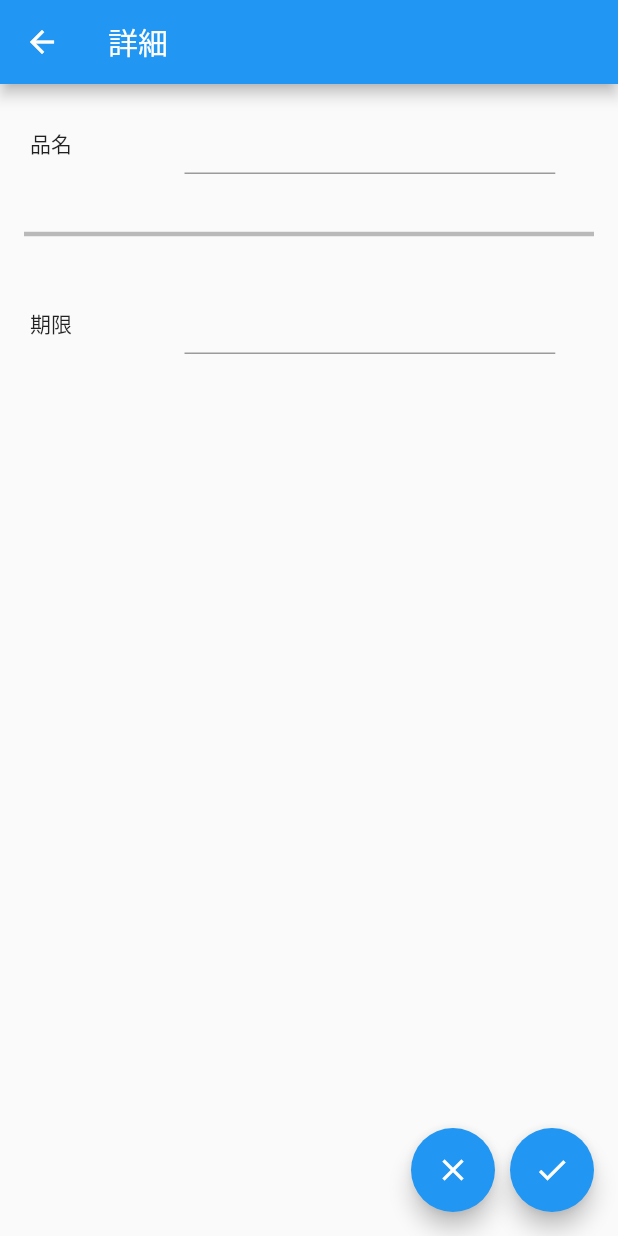
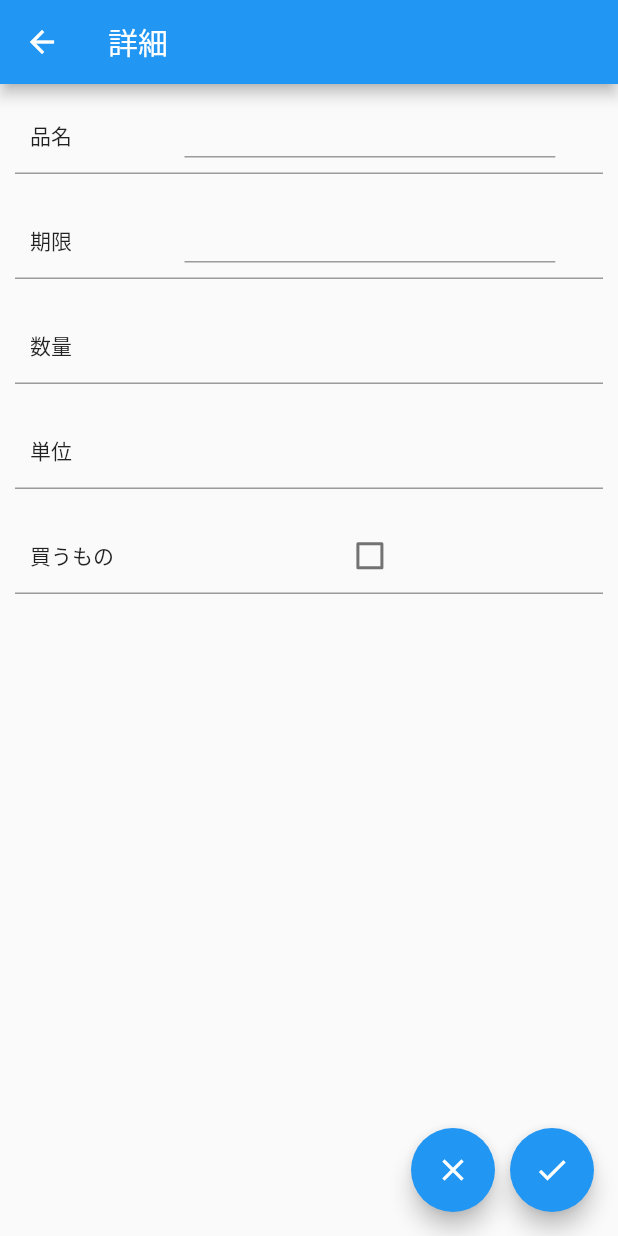
Before and after one commit to Edinwell/chocottor, a Flutter app: the Detail screen opened by its route, on a phone screen of 412 x 824 dp. Run offline on Flutter 3.47's test engine with Material 2 defaults, Android fonts, the phone set to English and light mode, and no system bars.

Commit message:
add detail column

```diff
--- a/lib/detail.dart
+++ b/lib/detail.dart
@@ -1,6 +1,7 @@
 import 'package:flutter/material.dart';
 
 class Detail extends StatelessWidget {
+  bool isBuy = false;
   @override
   Widget build(BuildContext context) {
     return Scaffold(
@@ -9,21 +10,36 @@ class Detail extends StatelessWidget {
       ),
       body: Column(
         children: [
-            ItemRow(itemName:"品名"),
-            Divider(
-              height: 40,
-              thickness: 3,
-              color: Colors.black26,
-              indent: 16,
-              endIndent: 16,
+          ItemRow(
+            itemName: "品名",
+            func: TextField(),
           ),
-            ItemRow(itemName: "期限",),
+          ItemRow(
+            itemName: "期限",
+            func: TextField(),
+          ),
+          ItemRow(
+            itemName: "数量",
+          ),
+          ItemRow(
+            itemName: "単位",
+          ),
+          ItemRow(
+            itemName: "買うもの",
+            func: Checkbox(
+              value: isBuy,
+              onChanged: (bool value) {
+                isBuy = value;
+              },
+            ),
+          )
         ],
       ),
       floatingActionButton: Row(
         mainAxisAlignment: MainAxisAlignment.end,
         children: <Widget>[
           FloatingActionButton(
+            heroTag: "btn#cancel",
             child: Icon(
               Icons.close,
               color: Colors.white,
@@ -32,6 +48,7 @@ class Detail extends StatelessWidget {
           ),
           Padding(padding: EdgeInsets.symmetric(horizontal: 5.0)),
           FloatingActionButton(
+            heroTag: "btn#check",
             child: Icon(
               Icons.check,
               color: Colors.white,
@@ -44,9 +61,10 @@ class Detail extends StatelessWidget {
   }
 }
 
-class ItemRow extends StatefulWidget{
+class ItemRow extends StatefulWidget {
   final String itemName;
-  const ItemRow ({ Key key, this.itemName }): super(key: key);
+  final StatefulWidget func;
+  const ItemRow({Key key, this.itemName, this.func}) : super(key: key);
 
   @override
   _ChangeFormState createState() => _ChangeFormState();
@@ -56,21 +74,26 @@ class _ChangeFormState extends State<ItemRow> {
   @override
   Widget build(BuildContext context) {
     return Container(
-      height: 60.0,
+      height: 50.0,
       width: double.infinity,
       padding: EdgeInsets.all(10.0),
       margin: EdgeInsets.all(10.0),
+      decoration: BoxDecoration(
+        border: const Border(
+          bottom: const BorderSide(
+            color: Colors.black38,
+            width: 1,
+          ),
+        ),
+      ),
       child: Row(
         children: [
           Container(
               child: Text(widget.itemName),
-            width: MediaQuery.of(context).size.width * 0.25
-          ),
+              width: MediaQuery.of(context).size.width * 0.25),
           Container(
-            child: TextField(
-            ),
-            width: MediaQuery.of(context).size.width * 0.60
-          )
+              child: widget.func,
+              width: MediaQuery.of(context).size.width * 0.60)
         ],
       ),
     );
--- a/lib/main.dart
+++ b/lib/main.dart
@@ -1,8 +1,10 @@
 import 'package:flutter/material.dart';
 import 'detail.dart';
+
 void main() {
   runApp(MyApp());
 }
+
 class MyApp extends StatelessWidget {
   @override
   Widget build(BuildContext context) {
@@ -20,11 +22,13 @@ class MyApp extends StatelessWidget {
     );
   }
 }
+
 class MainPage extends StatefulWidget {
   MainPage() : super();
   @override
   _MainPageState createState() => _MainPageState();
 }
+
 class _MainPageState extends State<MainPage> {
   final _tab = <Tab>[
     Tab(text: '冷蔵庫'),
@@ -51,6 +55,7 @@ class _MainPageState extends State<MainPage> {
           TabPage(title: '洗濯'),
         ]),
         floatingActionButton: FloatingActionButton(
+          heroTag: "Detail",
           onPressed: () {
             Navigator.pushNamed(context, '/detail');
           },
@@ -61,6 +66,7 @@ class _MainPageState extends State<MainPage> {
     );
   }
 }
+
 class TabPage extends StatelessWidget {
   final IconData icon;
   final String title;
@@ -82,7 +88,8 @@ class TabPage extends StatelessWidget {
                 child: Text("Button"),
                 onPressed: () {},
                 splashColor: Colors.blue,
-              ),RaisedButton(
+              ),
+              RaisedButton(
                 child: Text("Button"),
                 onPressed: () {},
                 splashColor: Colors.blue,
@@ -95,6 +102,7 @@ class TabPage extends StatelessWidget {
     );
   }
 }
+
 class TabPage2 extends StatelessWidget {
   final IconData icon;
   final String title;
@@ -116,7 +124,8 @@ class TabPage2 extends StatelessWidget {
                 child: Text("Button2"),
                 onPressed: () {},
                 splashColor: Colors.blue,
-              ),RaisedButton(
+              ),
+              RaisedButton(
                 child: Text("Button2"),
                 onPressed: () {},
                 splashColor: Colors.blue,
```
Lines whose indentation alone changed are shown as unchanged.
